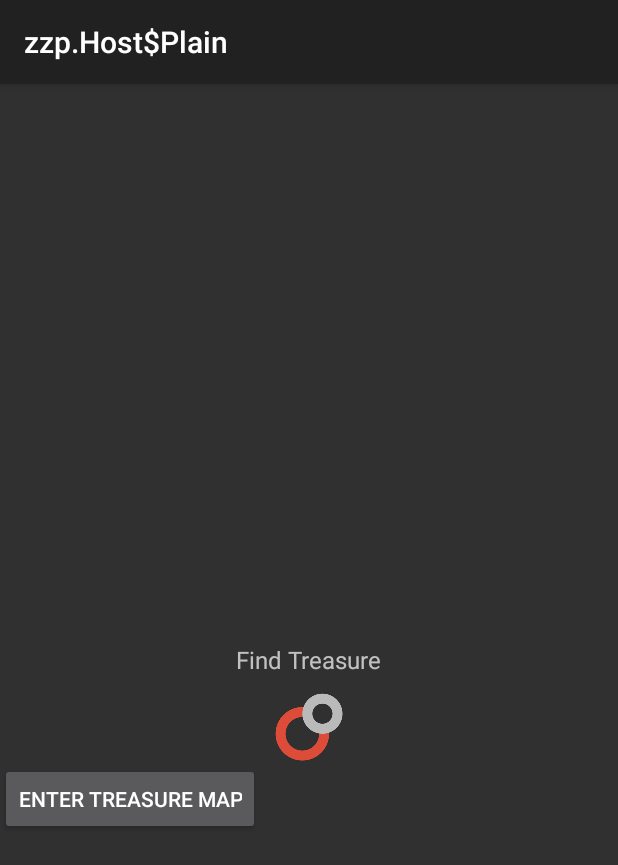
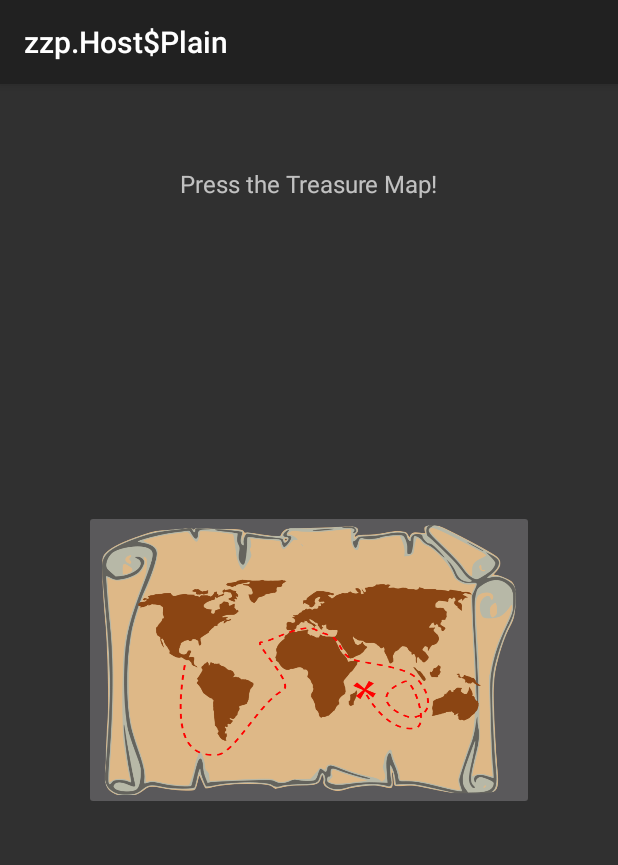
Before and after one commit to MathiasHaudgaard/AndroidProject, an Android app: the fragment FindTreasureFragment shown on its own in the app's theme, on a phone screen of 412 x 824 dp. Shown: the top 865 px of the screen. Run offline under Robolectric (Android 15) with nearby library versions, the light colour scheme and no system bars.

Commit message:
renamed the fragments so they match their purpose. Added some smooth details ;-)

```diff
--- a/app/src/main/java/com/example/mathias/helloworld/FindTreasureFragment.java
+++ b/app/src/main/java/com/example/mathias/helloworld/FindTreasureFragment.java
@@ -7,9 +7,8 @@ import android.view.LayoutInflater;
 import android.view.View;
 import android.view.ViewGroup;
 import android.widget.Button;
+import android.widget.ImageButton;
 
-import com.example.mathias.helloworld.MapsActivity;
-import com.example.mathias.helloworld.R;
 
 public class FindTreasureFragment extends Fragment {
 
@@ -20,7 +19,7 @@ public class FindTreasureFragment extends Fragment {
             Bundle savedInstanceState) {
 
         View rootView = inflater.inflate(R.layout.fragment_find_treasure, container, false);
-        Button btnToMap = (Button) rootView.findViewById(R.id.ToMapButton);
+        ImageButton btnToMap = (ImageButton) rootView.findViewById(R.id.ToMapButton);
         btnToMap.setOnClickListener(new View.OnClickListener() {
             @Override
             public void onClick(View v) {
--- a/app/src/main/java/com/example/mathias/helloworld/HomeActivity.java
+++ b/app/src/main/java/com/example/mathias/helloworld/HomeActivity.java
@@ -171,13 +171,13 @@ public class HomeActivity extends Activity {
                 fragment = new FindTreasureFragment();
                 break;
             case 2:
-                fragment = new PhotosFragment();
+                fragment = new OptionsFragment();
                 break;
             case 3:
                 fragment = new CommunityFragment();
                 break;
             case 4:
-                fragment = new PagesFragment();
+                fragment = new TakeTreasureFragment();
                 break;
             case 5:
                 fragment = new HighscoreFragment();
--- a/app/src/main/java/com/example/mathias/helloworld/HomeFragment.java
+++ b/app/src/main/java/com/example/mathias/helloworld/HomeFragment.java
@@ -1,6 +1,7 @@
 package com.example.mathias.helloworld;
 
 import android.app.Fragment;
+import android.media.MediaPlayer;
 import android.os.Bundle;
 import android.view.LayoutInflater;
 import android.view.View;
@@ -17,6 +18,8 @@ public class HomeFragment extends Fragment {
                              Bundle savedInstanceState) {
 
         View rootView = inflater.inflate(R.layout.fragment_home, container, false);
+        MediaPlayer mediaPlayer = MediaPlayer.create(getActivity(), R.raw.welcomegame);
+        mediaPlayer.start();
 
         return rootView;
     }
--- a/app/src/main/res/layout/fragment_find_treasure.xml
+++ b/app/src/main/res/layout/fragment_find_treasure.xml
@@ -7,23 +7,20 @@
         android:id="@+id/txtLabel"
         android:layout_width="wrap_content"
         android:layout_height="wrap_content"
-        android:layout_centerInParent="true"
         android:textSize="16dp"
-        android:text="Find Treasure"/>
+        android:text="Press the Treasure Map!"
+        android:layout_marginTop="55dp"
+        android:layout_alignParentTop="true"
+        android:layout_centerHorizontal="true" />
 
-    <ImageView android:layout_width="wrap_content"
-        android:layout_height="wrap_content"
-        android:layout_below="@id/txtLabel"
-        android:src="@mipmap/ic_people"
+    <ImageButton
+        android:layout_width="300dp"
+        android:layout_height="200dp"
+        android:layout_centerVertical="true"
         android:layout_centerHorizontal="true"
-        android:layout_marginTop="10dp"
-        android:id="@+id/picView"/>
-    <Button
-        android:layout_width="wrap_content"
-        android:layout_height="wrap_content"
-        android:layout_below="@+id/picView"
-        android:text="Enter Treasure Map"
-        android:id="@+id/ToMapButton"/>
+        android:src="@drawable/treasure_map"
+        android:id="@+id/ToMapButton"
+        android:scaleType="fitXY"/>
 
 
 </RelativeLayout>
--- a/app/src/main/res/values/strings.xml
+++ b/app/src/main/res/values/strings.xml
@@ -10,10 +10,10 @@
     <!-- Nav Drawer Menu Items -->
     <string-array name="nav_drawer_items">
         <item >Home</item>
-        <item >Find People</item>
-        <item >Photos</item>
+        <item >Find Treasures</item>
+        <item >Options</item>
         <item >Communities</item>
-        <item >Pages</item>
+        <item >Take treasures</item>
         <item >Highscores</item>
     </string-array>
 
```
Also changed, not shown: app/src/main/java/com/example/mathias/helloworld/OptionsFragment.java (renamed from app/src/main/java/com/example/mathias/helloworld/PhotosFragment.java, +3 -5 lines), app/src/main/java/com/example/mathias/helloworld/TakeTreasureFragment.java (renamed from app/src/main/java/com/example/mathias/helloworld/PagesFragment.java, +14 -14 lines), app/src/main/res/layout/fragment_pages.xml (deleted, +0 -31 lines), app/src/main/res/layout/fragment_take_treasure.xml (added, +15 -0 lines), app/src/main/res/drawable/treasure_map.png (added), app/src/main/res/layout/fragment_options.xml (renamed from app/src/main/res/layout/fragment_photos.xml), 2 other files.
